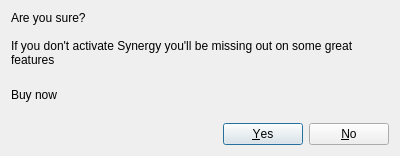
Before: the Qt Designer form src/gui/res/CancelActivationDialog.ui in deskflow/deskflow, drawn with Qt 5.
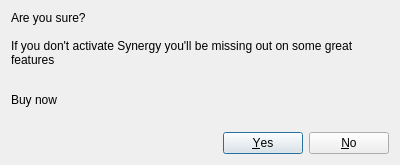
After: the same form once the commit is applied.

```diff
--- a/src/gui/res/CancelActivationDialog.ui
+++ b/src/gui/res/CancelActivationDialog.ui
@@ -7,7 +7,7 @@
     <x>0</x>
     <y>0</y>
     <width>400</width>
-    <height>156</height>
+    <height>165</height>
    </rect>
   </property>
   <property name="windowTitle">
```
